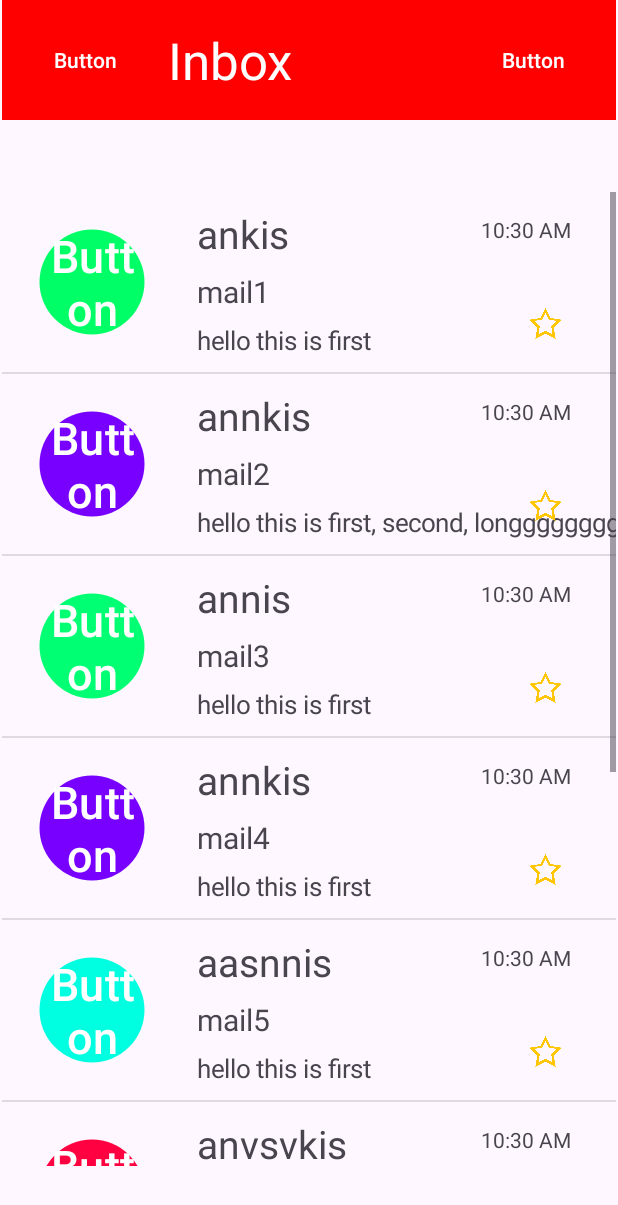
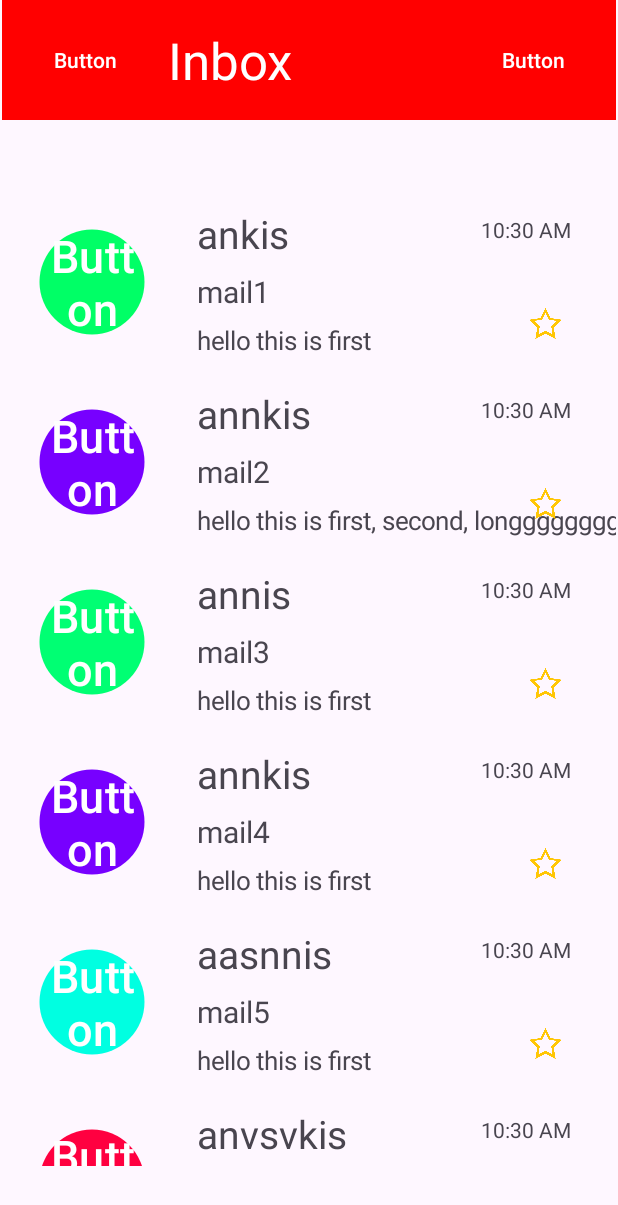
Before and after one commit to annk83/144946-Android-IT4785-20200003-ListViewMail, an Android app: the screen it shows after launch (MainActivity), after a tap on an icon or button, on a phone screen of 412 x 824 dp. Shown: the top 1205 px of the screen. Run offline under Robolectric (Android 15) with nearby library versions, the phone set to English and light mode, and no system bars; 1 statement that could not run was skipped.

Commit message:
recycleview version

```diff
--- /dev/null
+++ b/app/src/main/java/annk/example/listbox/gmail/MailView.kt
@@ -0,0 +1,68 @@
+package annk.example.listbox.gmail
+
+import android.content.res.ColorStateList
+import android.graphics.Color
+import android.util.Log
+import android.util.TypedValue
+import android.view.View
+import android.widget.Button
+import android.widget.ImageView
+import android.widget.TextView
+import androidx.recyclerview.widget.RecyclerView.ViewHolder
+import java.text.SimpleDateFormat
+
+class MailView(private val view : View) : ViewHolder(view) {
+    private val title : TextView
+    private val content : TextView
+    private val sender : TextView
+    private val date : TextView
+    private val avatar : Button
+    private val fav : ImageView
+    init {
+        Log.i("info", "create")
+        title = view.findViewById<TextView>(R.id.ti)
+        content = view.findViewById<TextView>(R.id.con)
+        sender = view.findViewById<TextView>(R.id.sender)
+        date = view.findViewById<TextView>(R.id.date)
+        title.setTextSize(TypedValue.COMPLEX_UNIT_SP, 20f)
+        sender.setTextSize(TypedValue.COMPLEX_UNIT_SP, 26f)
+        content.setTextSize(TypedValue.COMPLEX_UNIT_SP, 17f)
+        avatar = view.findViewById(R.id.avatar)
+        fav = view.findViewById(R.id.star)
+    }
+
+    open fun fit(v : TextView, txt : String) {
+        val paint = v.paint;
+        var numChars = 1
+        while(numChars < txt.length) {
+            if(paint.measureText(txt, 0, numChars) < 550)
+                ++numChars;
+            else break;
+        }
+        if(numChars < txt.length) v.text = txt.substring(0, numChars) + " ..."
+        else v.text = txt
+    }
+
+    fun switchTo(m: Mail) {
+        fit(title, m.title)
+        fit(content, m.content)
+        fit(sender, m.sender)
+        date.text = SimpleDateFormat("hh:mm a").format(m.date)
+        var h = m.sender.hashCode() % 360;
+        if(h<0) h += 360;
+        val c = Color.HSVToColor(arrayOf(h.toFloat(), 1f, 1f).toFloatArray())
+        val f = Color.HSVToColor(arrayOf(((h+180)%360).toFloat(), 1f, 1f).toFloatArray())
+        avatar.backgroundTintList = ColorStateList.valueOf(c)
+        avatar.foregroundTintList = ColorStateList.valueOf(h)
+        avatar.text = Character.toUpperCase(sender.text[0]).toString()
+        avatar.setTextSize(30f)
+        if(m.favorite) fav.setImageResource(R.drawable.star)
+        else fav.setImageResource(R.drawable.unstar)
+        fav.setOnClickListener {
+            m.favorite = !m.favorite
+            if(m.favorite) fav.setImageResource(R.drawable.star)
+            else fav.setImageResource(R.drawable.unstar)
+        }
+    }
+
+}
--- a/app/src/main/java/annk/example/listbox/gmail/MainActivity.kt
+++ b/app/src/main/java/annk/example/listbox/gmail/MainActivity.kt
@@ -1,37 +1,19 @@
 package annk.example.listbox.gmail
 
-import android.content.res.ColorStateList
-import android.graphics.Color
-import android.graphics.drawable.Drawable
+import android.os.Bundle
+import android.view.LayoutInflater
+import android.view.ViewGroup
 import androidx.appcompat.app.AppCompatActivity
-import android.os.Bundle
-import android.util.TypedValue
-import android.view.View
-import android.view.ViewGroup
-import android.widget.BaseAdapter
-import android.widget.Button
-import android.widget.ImageView
-import android.widget.ListView
-import android.widget.TextView
-import java.text.SimpleDateFormat
+import androidx.recyclerview.widget.LinearLayoutManager
+import androidx.recyclerview.widget.RecyclerView
 import java.util.Date
 
+
 open class MainActivity : AppCompatActivity() {
-    open fun fit(v : TextView, txt : String) {
-        val paint = v.paint;
-        var numChars = 1
-        while(numChars < txt.length) {
-            if(paint.measureText(txt, 0, numChars) < 550)
-                ++numChars;
-            else break;
-        }
-        if(numChars < txt.length) v.text = txt.substring(0, numChars) + " ..."
-        else v.text = txt
-    }
-    override fun onCreate(savedInstanceState: Bundle?) {
+   override fun onCreate(savedInstanceState: Bundle?) {
         super.onCreate(savedInstanceState)
         setContentView(R.layout.activity_main)
-        val list = findViewById<ListView>(R.id.list)
+        val list = findViewById<RecyclerView>(R.id.list)
         val arr = arrayOf(
             Mail("mail1", "hello this is first", "ankis", Date(), false, true),
             Mail("mail2", "hello this is first, second, longgggggggggggggggggggggggggg", "annkis", Date(), false, false),
@@ -43,6 +25,28 @@ open class MainActivity : AppCompatActivity() {
             Mail("mail8", "hello this is first", "cannkis", Date(), false, false),
             Mail("mail9", "hello this is first", "is", Date(), false, false)
         );
+       val mLayoutManager = LinearLayoutManager(applicationContext)
+        list.setLayoutManager(mLayoutManager)
+
+        list.adapter = object : RecyclerView.Adapter<MailView>() {
+            override fun onCreateViewHolder(parent: ViewGroup, viewType: Int): MailView {
+                val view = LayoutInflater.from(parent.context)
+                    .inflate(R.layout.mail, parent, false)
+                return MailView(view)
+
+            }
+
+            override fun getItemCount(): Int {
+                return arr.size
+            }
+
+            override fun onBindViewHolder(holder: MailView, position: Int) {
+                holder.switchTo(arr[position])
+            }
+
+        }
+
+        /*
         list.adapter = object : BaseAdapter() {
             override fun getCount(): Int {
                 return arr.size;
@@ -94,5 +98,6 @@ open class MainActivity : AppCompatActivity() {
                 return l
             }
         }
+        */
     }
 }
--- a/app/src/main/res/layout/activity_main.xml
+++ b/app/src/main/res/layout/activity_main.xml
@@ -52,7 +52,7 @@
             app:layout_constraintTop_toTopOf="parent" />
     </androidx.constraintlayout.widget.ConstraintLayout>
 
-    <ListView
+    <androidx.recyclerview.widget.RecyclerView
         android:id="@+id/list"
         android:layout_width="409dp"
         android:layout_height="649dp"
--- a/app/src/main/res/layout/mail.xml
+++ b/app/src/main/res/layout/mail.xml
@@ -3,7 +3,7 @@
     xmlns:app="http://schemas.android.com/apk/res-auto"
     xmlns:tools="http://schemas.android.com/tools"
     android:layout_width="match_parent"
-    android:layout_height="match_parent">
+    android:layout_height="wrap_content">
 
     <TextView
         android:id="@+id/sender"
```
